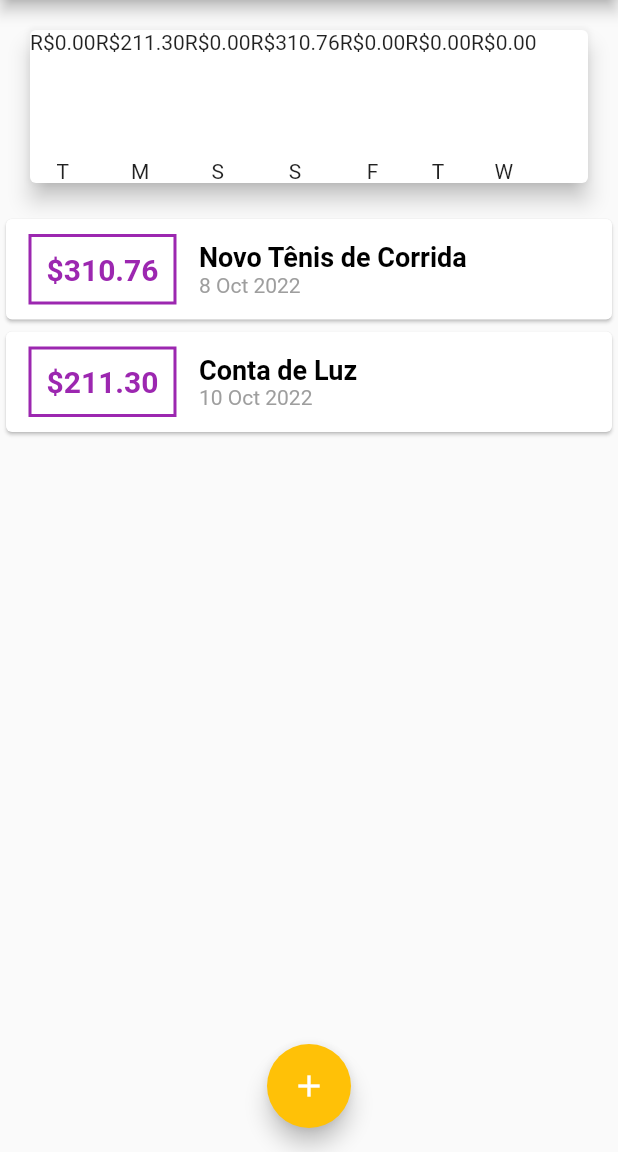
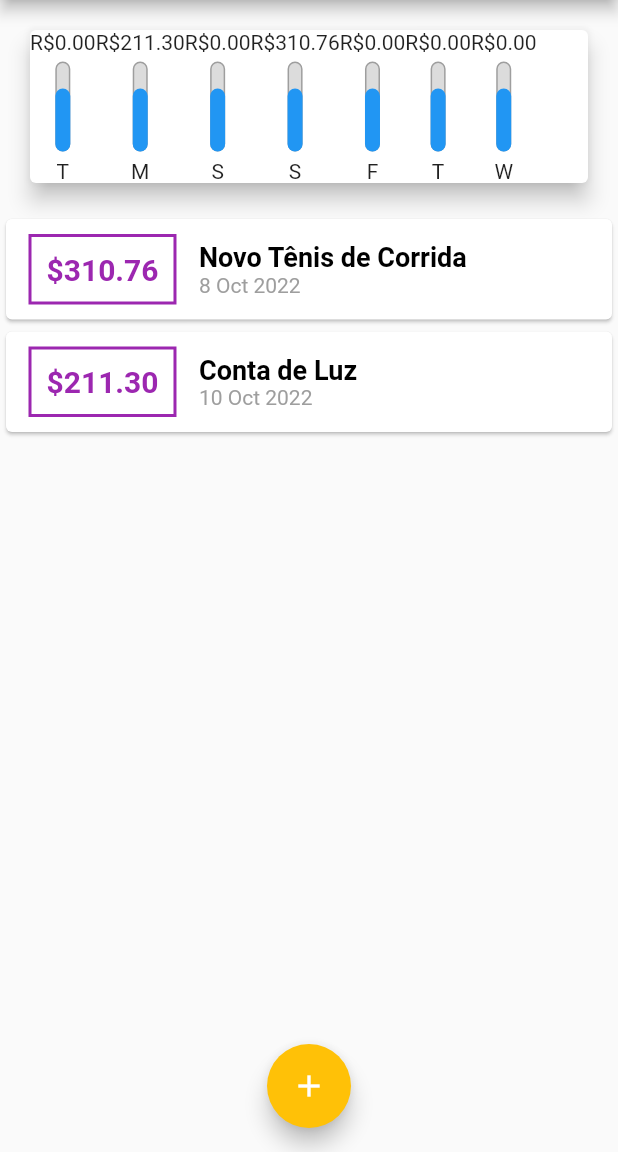
Before and after one commit to adrianoaraujo0/despesas_pessoais, a Flutter app: the screen it shows after launch, on a phone screen of 412 x 824 dp, the part 84-1236 px from its top. Run offline on Flutter 3.47's test engine with Material 2 defaults, Android fonts, the phone set to English and light mode, and no system bars; Roboto replaces fonts that are missing (OpenSans).

Commit message:
Chart #05

```diff
--- a/lib/components/chart.dart
+++ b/lib/components/chart.dart
@@ -40,13 +40,13 @@ class Chart extends StatelessWidget {
     groupedTransactions;
     return Card(
       elevation: 6,
-      margin: EdgeInsets.all(20),
+      margin: const EdgeInsets.all(20),
       child: Row(
         children: groupedTransactions.map(((tr) {
             return ChartBar(
               label: tr['day'],
               value: tr['value'],
-              percentage: 0);
+              percentage: 0.70);
         })).toList(),
       ),
     );
--- a/lib/components/chart_bar.dart
+++ b/lib/components/chart_bar.dart
@@ -22,7 +22,29 @@ class ChartBar extends StatelessWidget {
         Container(
           height: 60,
           width: 10,
-          child: null,
+          child: Stack(
+            alignment: Alignment.bottomCenter,
+            children: [
+              Container(
+                decoration: BoxDecoration(
+                  border: Border.all(
+                    color: Colors.grey,
+                    width: 1.0
+                  ),
+                  color: const Color.fromRGBO(220, 220, 220, 1),
+                  borderRadius: BorderRadius.circular(5),
+                ),
+              ),
+              FractionallySizedBox(
+                heightFactor: percentage,
+                child: Container(
+                  decoration: BoxDecoration(
+                     color: Theme.of(context).primaryColor,
+                     borderRadius: BorderRadius.circular(5),
+                  ),
+                ),
+              ),
+            ]),
         ),
         const SizedBox(height: 5),
         Text(label)
```
